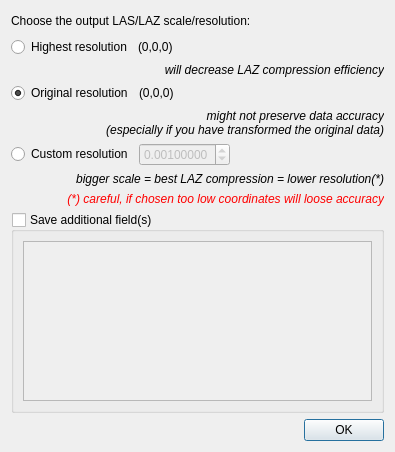
First picture: the form in plugins/core/IO/qPDALIO/ui/saveLASFileDlg.ui, repository CloudCompare/CloudCompare, before the edit.
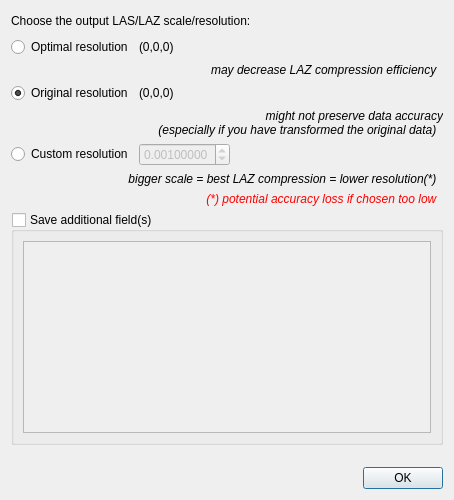
Second picture: the form after the edit.

Commit message: Small LAS I/O filter improvements

Patch:
```diff
--- a/plugins/core/IO/qPDALIO/ui/saveLASFileDlg.ui
+++ b/plugins/core/IO/qPDALIO/ui/saveLASFileDlg.ui
@@ -6,8 +6,8 @@
    <rect>
     <x>0</x>
     <y>0</y>
-    <width>395</width>
-    <height>452</height>
+    <width>454</width>
+    <height>500</height>
    </rect>
   </property>
   <property name="windowTitle">
@@ -43,7 +43,7 @@
      <item>
       <widget class="QRadioButton" name="bestRadioButton">
        <property name="text">
-        <string>Highest resolution</string>
+        <string>Optimal resolution</string>
        </property>
       </widget>
      </item>
@@ -80,7 +80,7 @@
       <string>Ensures optimal accuracy (up to 10^-7 absolute)</string>
      </property>
      <property name="text">
-      <string>will decrease LAZ compression efficiency</string>
+      <string>may decrease LAZ compression efficiency  </string>
      </property>
      <property name="alignment">
       <set>Qt::AlignRight|Qt::AlignTrailing|Qt::AlignVCenter</set>
@@ -132,8 +132,8 @@
       </font>
      </property>
      <property name="text">
-      <string>might not preserve data accuracy
-(especially if you have transformed the original data)</string>
+      <string>might not preserve data accuracy  
+(especially if you have transformed the original data)  </string>
      </property>
      <property name="alignment">
       <set>Qt::AlignRight|Qt::AlignTrailing|Qt::AlignVCenter</set>
@@ -194,7 +194,7 @@
       </font>
      </property>
      <property name="text">
-      <string>bigger scale = best LAZ compression = lower resolution(*)</string>
+      <string>bigger scale = best LAZ compression = lower resolution(*)  </string>
      </property>
      <property name="alignment">
       <set>Qt::AlignRight|Qt::AlignTrailing|Qt::AlignVCenter</set>
@@ -212,7 +212,7 @@
       <string notr="true">color: red;</string>
      </property>
      <property name="text">
-      <string>(*) careful, if chosen too low coordinates will loose accuracy</string>
+      <string>(*) potential accuracy loss if chosen too low  </string>
      </property>
      <property name="alignment">
       <set>Qt::AlignRight|Qt::AlignTrailing|Qt::AlignVCenter</set>
```
Left out of the diff: 6 changed lines with no effect on the pictures. The commit also changes 2 other files.
